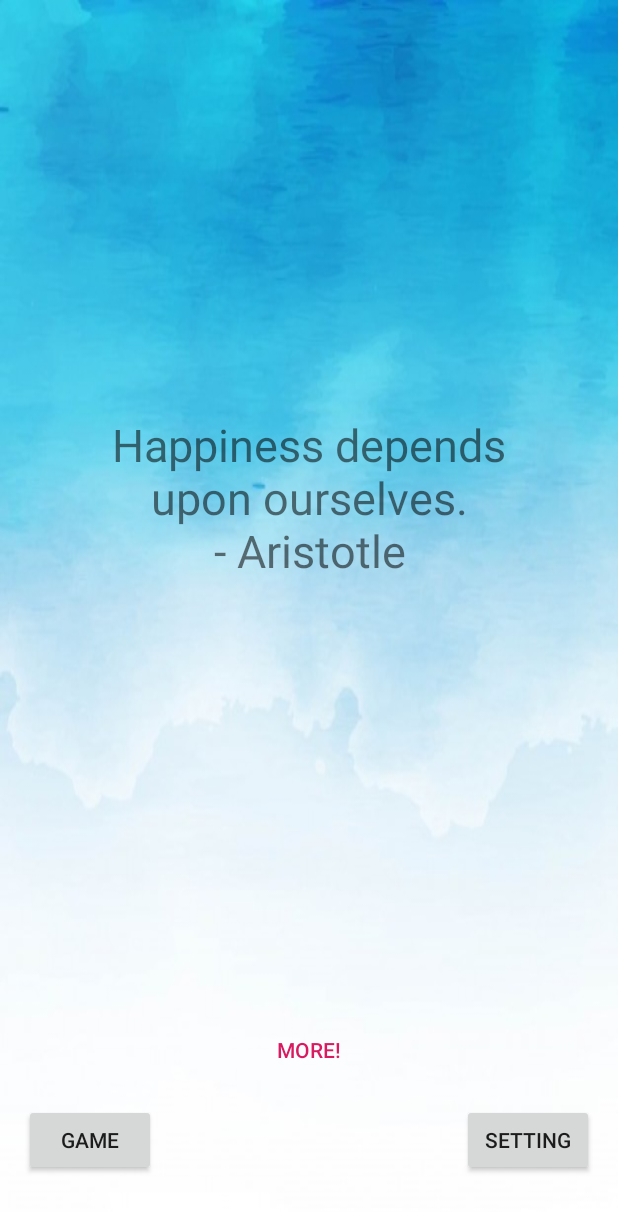
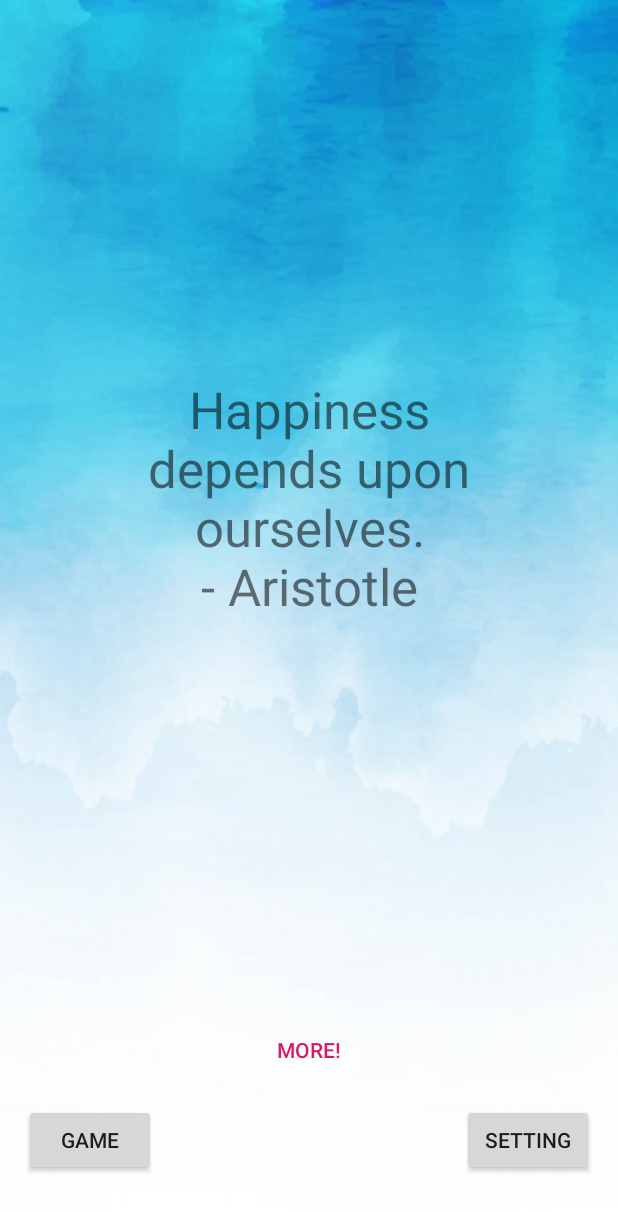
Before and after one commit to dsscientist/HappyApp, an Android app: the screen it shows after launch (DailyQuote), after a tap on "ENTER", on a phone screen of 412 x 824 dp. Shown: the top 1212 px of the screen. Run offline under Robolectric (Android 15) with nearby library versions, the phone set to English and light mode, and no system bars; Roboto replaces fonts that are not available here.

Commit message:
Merge branch 'master' of https://github.com/dsscientist/HappyApp
# Conflicts:
#	app/src/main/java/edu/washington/cs/happyapp/EnterScreen.java

```diff
--- a/app/src/main/res/layout/activity_daily_quote.xml
+++ b/app/src/main/res/layout/activity_daily_quote.xml
@@ -21,7 +21,7 @@
         android:gravity="center"
         android:padding="10dp"
         android:text="This is a sample test"
-        android:textSize="30sp"
+        android:textSize="34sp"
         app:layout_constraintBottom_toTopOf="@+id/button2"
         app:layout_constraintEnd_toEndOf="parent"
         app:layout_constraintHorizontal_bias="1.0"
--- a/app/src/main/res/layout/activity_settings_screen.xml
+++ b/app/src/main/res/layout/activity_settings_screen.xml
@@ -4,7 +4,7 @@
     xmlns:tools="http://schemas.android.com/tools"
     android:layout_width="match_parent"
     android:layout_height="match_parent"
-    android:background="@drawable/bg"
+    android:background="@drawable/bg5"
     tools:context=".SettingsScreen"
     tools:layout_editor_absoluteY="25dp">
 
```
Also changed, not shown: app/src/main/res/drawable/bg4.jpg (added), app/src/main/res/drawable/bg5.jpg (added).
